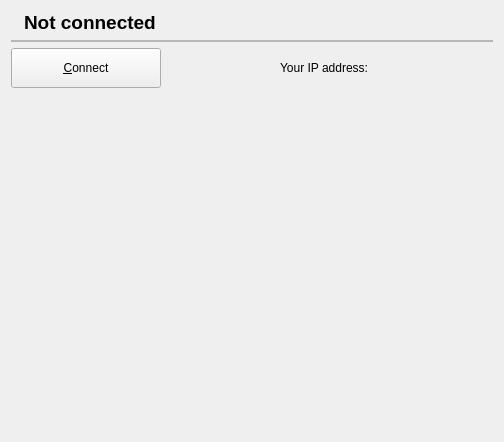
Old version of the form src/gui/accountsettings.ui in the repository netvfy/netvfy-agent.
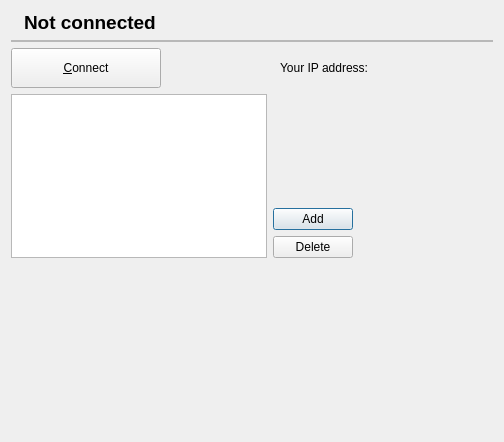
New version of the form. Icons and pictures are not drawn.

Commit message: add widgets to list/add/delete networks

```diff
--- a/src/gui/accountsettings.ui
+++ b/src/gui/accountsettings.ui
@@ -180,6 +180,57 @@
      </item>
     </layout>
    </item>
+   <item>
+    <layout class="QHBoxLayout" name="horizontalLayout_3">
+     <item>
+      <widget class="QListWidget" name="listNetwork"/>
+     </item>
+     <item>
+      <layout class="QVBoxLayout" name="verticalLayout">
+       <item>
+        <spacer name="verticalSpacer">
+         <property name="orientation">
+          <enum>Qt::Vertical</enum>
+         </property>
+         <property name="sizeHint" stdset="0">
+          <size>
+           <width>20</width>
+           <height>40</height>
+          </size>
+         </property>
+        </spacer>
+       </item>
+       <item>
+        <widget class="QPushButton" name="addButton">
+         <property name="text">
+          <string>Add</string>
+         </property>
+        </widget>
+       </item>
+       <item>
+        <widget class="QPushButton" name="deleteButton">
+         <property name="text">
+          <string>Delete</string>
+         </property>
+        </widget>
+       </item>
+      </layout>
+     </item>
+     <item>
+      <spacer name="horizontalSpacer_4">
+       <property name="orientation">
+        <enum>Qt::Horizontal</enum>
+       </property>
+       <property name="sizeHint" stdset="0">
+        <size>
+         <width>40</width>
+         <height>20</height>
+        </size>
+       </property>
+      </spacer>
+     </item>
+    </layout>
+   </item>
    <item>
     <spacer name="verticalSpacer_2">
      <property name="orientation">
@@ -188,7 +239,7 @@
      <property name="sizeHint" stdset="0">
       <size>
        <width>20</width>
-       <height>330</height>
+       <height>200</height>
       </size>
      </property>
     </spacer>
```
Left out of the diff: 1 changed line with no effect on the pictures.
